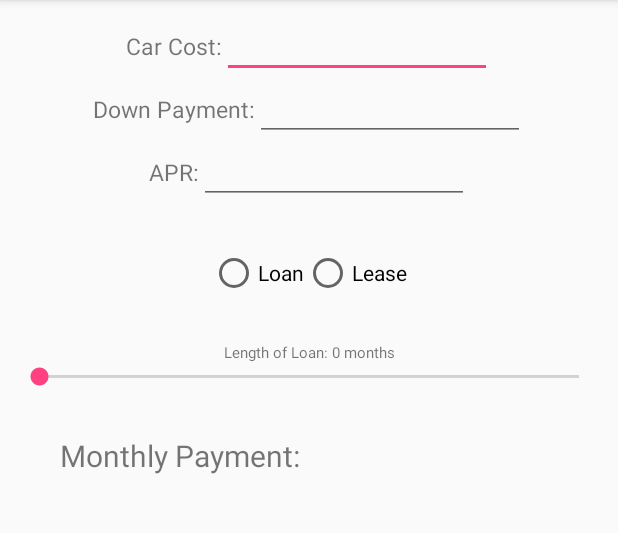
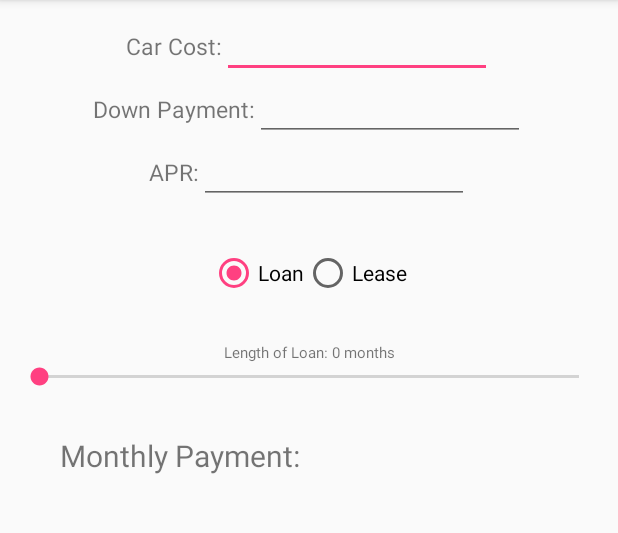
Before and after one commit to agborillo/tipcalc, an Android app: the screen it shows after launch (MainActivity), on a phone screen of 412 x 824 dp, the part 84-617 px from its top. Run offline under Robolectric (Android 15) with nearby library versions, the phone set to English and light mode, and no system bars.

Commit message:
final fixed landscape

```diff
--- a/CarLoan/app/src/main/java/com/example/android/carloan/MainActivity.java
+++ b/CarLoan/app/src/main/java/com/example/android/carloan/MainActivity.java
@@ -75,6 +75,7 @@ public class MainActivity extends AppCompatActivity {
             cost.setText(savedInstanceState.getString( "carcost"));
             downpayment.setText(savedInstanceState.getString( "downpay"));
             apr.setText(savedInstanceState.getString( "apr"));
+            payment.setText(savedInstanceState.getString( "total"));
         }
     }
     @Override
@@ -83,6 +84,7 @@ public class MainActivity extends AppCompatActivity {
         savedInstanceState.putString("carcost", cost.getText().toString() );
         savedInstanceState.putString("downpay", downpayment.getText().toString() );
         savedInstanceState.putString("apr", apr.getText().toString() );
+        savedInstanceState.putString("total", payment.getText().toString());
     }
     public void buttonPressed(View v){
             double months = seekBar.getProgress();
--- a/CarLoan/app/src/main/res/layout-land/activity_main.xml
+++ b/CarLoan/app/src/main/res/layout-land/activity_main.xml
@@ -94,6 +94,7 @@
             android:layout_width="wrap_content"
             android:layout_height="wrap_content"
             android:text="Loan"
+            android:checked="true"
             />
         <RadioButton
             android:id="@+id/lease"
--- a/CarLoan/app/src/main/res/layout/activity_main.xml
+++ b/CarLoan/app/src/main/res/layout/activity_main.xml
@@ -89,6 +89,7 @@
             android:layout_width="wrap_content"
             android:layout_height="wrap_content"
             android:text="Loan"
+            android:checked="true"
             />
         <RadioButton
             android:id="@+id/lease"
```
